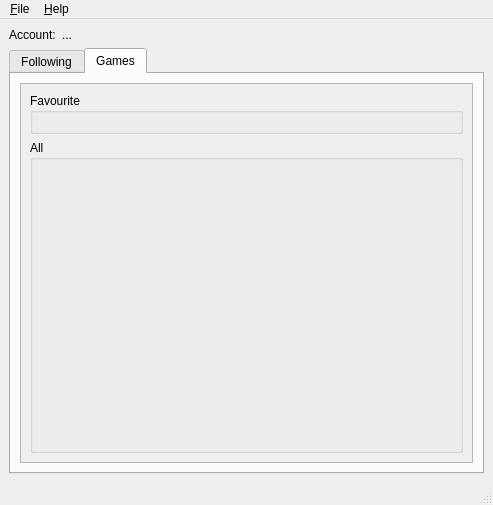
Before: the Qt Designer form src/forms/main_window.ui in wakeofluna/qlivestream, drawn with Qt 5.
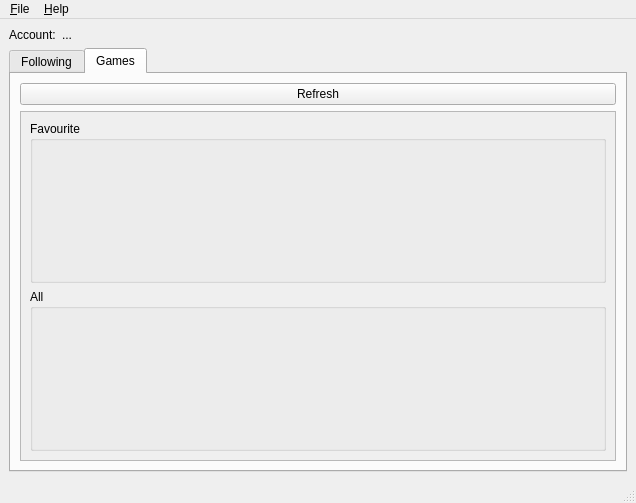
After: the same form once the commit is applied. The open tabs and pages were chosen to show the change.

Commit message: Fetching games and showing images

The edit to the form file:
```diff
--- a/src/forms/main_window.ui
+++ b/src/forms/main_window.ui
@@ -6,8 +6,8 @@
    <rect>
     <x>0</x>
     <y>0</y>
-    <width>493</width>
-    <height>505</height>
+    <width>636</width>
+    <height>503</height>
    </rect>
   </property>
   <property name="windowTitle">
@@ -103,47 +103,73 @@
         <string>Games</string>
        </attribute>
        <layout class="QVBoxLayout" name="verticalLayout_2">
+        <item>
+         <widget class="QPushButton" name="btnGamesRefresh">
+          <property name="text">
+           <string>Refresh</string>
+          </property>
+         </widget>
+        </item>
         <item>
          <widget class="QScrollArea" name="scrGames">
+          <property name="horizontalScrollBarPolicy">
+           <enum>Qt::ScrollBarAlwaysOff</enum>
+          </property>
+          <property name="sizeAdjustPolicy">
+           <enum>QAbstractScrollArea::AdjustToContents</enum>
+          </property>
           <property name="widgetResizable">
            <bool>true</bool>
           </property>
+          <property name="alignment">
+           <set>Qt::AlignLeading|Qt::AlignLeft|Qt::AlignTop</set>
+          </property>
           <widget class="QWidget" name="scrGamesContents">
            <property name="geometry">
             <rect>
              <x>0</x>
              <y>0</y>
-             <width>451</width>
-             <height>376</height>
+             <width>98</width>
+             <height>110</height>
             </rect>
            </property>
            <layout class="QVBoxLayout" name="verticalLayout_3">
             <item>
              <widget class="QGroupBox" name="grpGamesFavourite">
-              <property name="sizePolicy">
-               <sizepolicy hsizetype="Preferred" vsizetype="Minimum">
-                <horstretch>0</horstretch>
-                <verstretch>0</verstretch>
-               </sizepolicy>
-              </property>
               <property name="title">
                <string>Favourite</string>
               </property>
-              <layout class="QGridLayout" name="gridGamesFavourite"/>
+              <property name="flat">
+               <bool>true</bool>
+              </property>
+              <layout class="QVBoxLayout" name="verticalLayout_9">
+               <item>
+                <layout class="QGridLayout" name="gridGamesFavourite">
+                 <property name="sizeConstraint">
+                  <enum>QLayout::SetFixedSize</enum>
+                 </property>
+                </layout>
+               </item>
+              </layout>
              </widget>
             </item>
             <item>
              <widget class="QGroupBox" name="grpGamesAll">
-              <property name="sizePolicy">
-               <sizepolicy hsizetype="Preferred" vsizetype="MinimumExpanding">
-                <horstretch>0</horstretch>
-                <verstretch>0</verstretch>
-               </sizepolicy>
-              </property>
               <property name="title">
                <string>All</string>
               </property>
-              <layout class="QGridLayout" name="gridGamesAll"/>
+              <property name="flat">
+               <bool>true</bool>
+              </property>
+              <layout class="QVBoxLayout" name="verticalLayout_8">
+               <item>
+                <layout class="QGridLayout" name="gridGamesAll">
+                 <property name="sizeConstraint">
+                  <enum>QLayout::SetFixedSize</enum>
+                 </property>
+                </layout>
+               </item>
+              </layout>
              </widget>
             </item>
            </layout>
@@ -161,7 +187,7 @@
     <rect>
      <x>0</x>
      <y>0</y>
-     <width>493</width>
+     <width>636</width>
      <height>19</height>
     </rect>
    </property>
```
Left out of the diff: 57 changed lines with no effect on the pictures. The commit also changes 26 other files.
